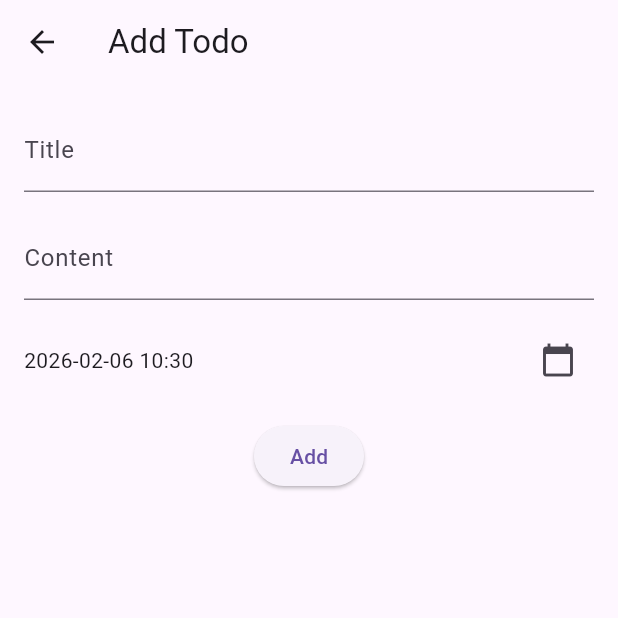
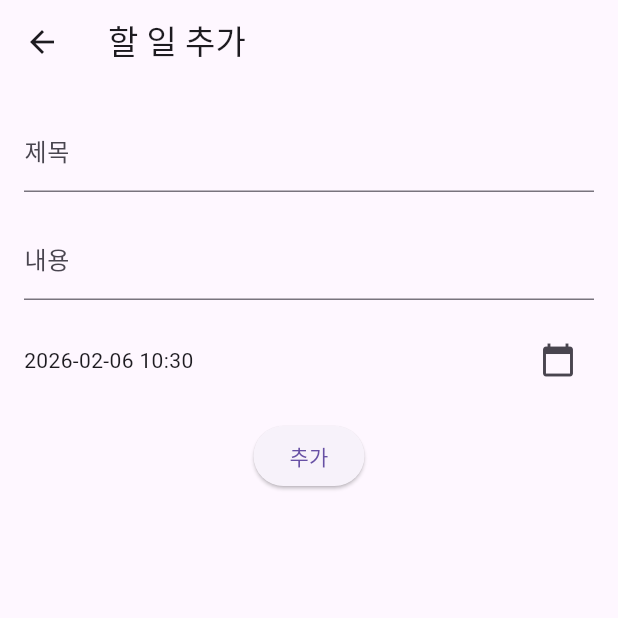
Before and after one commit to wjddnr62/todolist, a Flutter app: the screen it shows after launch, after a tap on the "add" icon, on a phone screen of 412 x 824 dp, the top half of it. Run offline on Flutter 3.47's test engine with Material 3 defaults, Android fonts, the phone set to English and light mode, and no system bars; our stand-ins replace bloc, equatable, flutter_bloc, get_it, hive, hive_flutter; accounts and stored records are empty.

Commit message:
# EDIT - 영어 문장 한국어로 변경

```diff
--- a/lib/ui/todo_list/todo_list_page.dart
+++ b/lib/ui/todo_list/todo_list_page.dart
@@ -24,7 +24,7 @@ class TodoListView extends StatelessWidget {
   Widget build(BuildContext context) {
     return Scaffold(
       appBar: AppBar(
-        title: const Text('Todo List'),
+        title: const Text('할 일'),
         actions: [
           IconButton(
             icon: const Icon(Icons.add),
@@ -42,7 +42,9 @@ class TodoListView extends StatelessWidget {
             return const Center(child: CircularProgressIndicator());
           } else if (state is TodoListLoaded) {
             if (state.todos.isEmpty) {
-              return const Center(child: Text('No todos yet.'));
+              return const Center(
+                child: Text('할 일이 아직 없습니다.'),
+              );
             }
             return ListView.builder(
               itemCount: state.todos.length,
@@ -60,7 +62,7 @@ class TodoListView extends StatelessWidget {
           } else if (state is TodoListError) {
             return Center(child: Text(state.message));
           }
-          return const Center(child: Text('Press the button to load todos.'));
+          return const Center(child: Text('할 일을 불러오는 중입니다...'));
         },
       ),
     );
--- a/lib/ui/todo_list_add/todo_list_add_page.dart
+++ b/lib/ui/todo_list_add/todo_list_add_page.dart
@@ -48,25 +48,22 @@ class _TodoListAddViewState extends State<TodoListAddView> {
         initialTime: TimeOfDay.fromDateTime(initialDate),
       );
       if (pickedTime != null) {
-        context.read<TodoListAddCubit>().selectDate(
-          DateTime(
-            pickedDate.year,
-            pickedDate.month,
-            pickedDate.day,
-            pickedTime.hour,
-            pickedTime.minute,
-          ),
-        );
+        context.read<TodoListAddCubit>().selectDate(DateTime(
+              pickedDate.year,
+              pickedDate.month,
+              pickedDate.day,
+              pickedTime.hour,
+              pickedTime.minute,
+            ));
       }
     }
   }
 
   void _addTodo() {
     if (_formKey.currentState!.validate()) {
-      context.read<TodoListAddCubit>().addTodo(
-        _titleController.text,
-        _contentController.text,
-      );
+      context
+          .read<TodoListAddCubit>()
+          .addTodo(_titleController.text, _contentController.text);
     }
   }
 
@@ -78,12 +75,17 @@ class _TodoListAddViewState extends State<TodoListAddView> {
           Navigator.pop(context);
         } else if (state is TodoListAddFailure) {
           ScaffoldMessenger.of(context).showSnackBar(
-            SnackBar(content: Text(state.message), backgroundColor: Colors.red),
+            SnackBar(
+              content: Text(state.message),
+              backgroundColor: Colors.red,
+            ),
           );
         }
       },
       child: Scaffold(
-        appBar: AppBar(title: const Text('Add Todo')),
+        appBar: AppBar(
+          title: const Text('할 일 추가'),
+        ),
         body: Padding(
           padding: const EdgeInsets.all(16.0),
           child: Form(
@@ -92,10 +94,12 @@ class _TodoListAddViewState extends State<TodoListAddView> {
               children: <Widget>[
                 TextFormField(
                   controller: _titleController,
-                  decoration: const InputDecoration(labelText: 'Title'),
+                  decoration: const InputDecoration(
+                    labelText: '제목',
+                  ),
                   validator: (String? value) {
                     if (value == null || value.isEmpty) {
-                      return 'Please enter a title';
+                      return '제목을 입력해주세요';
                     }
                     return null;
                   },
@@ -103,10 +107,12 @@ class _TodoListAddViewState extends State<TodoListAddView> {
                 const SizedBox(height: 16.0),
                 TextFormField(
                   controller: _contentController,
-                  decoration: const InputDecoration(labelText: 'Content'),
+                  decoration: const InputDecoration(
+                    labelText: '내용',
+                  ),
                   validator: (String? value) {
                     if (value == null || value.isEmpty) {
-                      return 'Please enter content';
+                      return '내용을 입력해주세요';
                     }
                     return null;
                   },
@@ -120,9 +126,8 @@ class _TodoListAddViewState extends State<TodoListAddView> {
                           children: <Widget>[
                             Expanded(
                               child: Text(
-                                DateFormat(
-                                  'yyyy-MM-dd HH:mm',
-                                ).format(state.selectedDate),
+                                DateFormat('yyyy-MM-dd HH:mm')
+                                    .format(state.selectedDate),
                               ),
                             ),
                             IconButton(
@@ -138,7 +143,10 @@ class _TodoListAddViewState extends State<TodoListAddView> {
                   ),
                 ),
                 const SizedBox(height: 16.0),
-                ElevatedButton(onPressed: _addTodo, child: const Text('Add')),
+                ElevatedButton(
+                  onPressed: _addTodo,
+                  child: const Text('추가'),
+                ),
               ],
             ),
           ),
```
